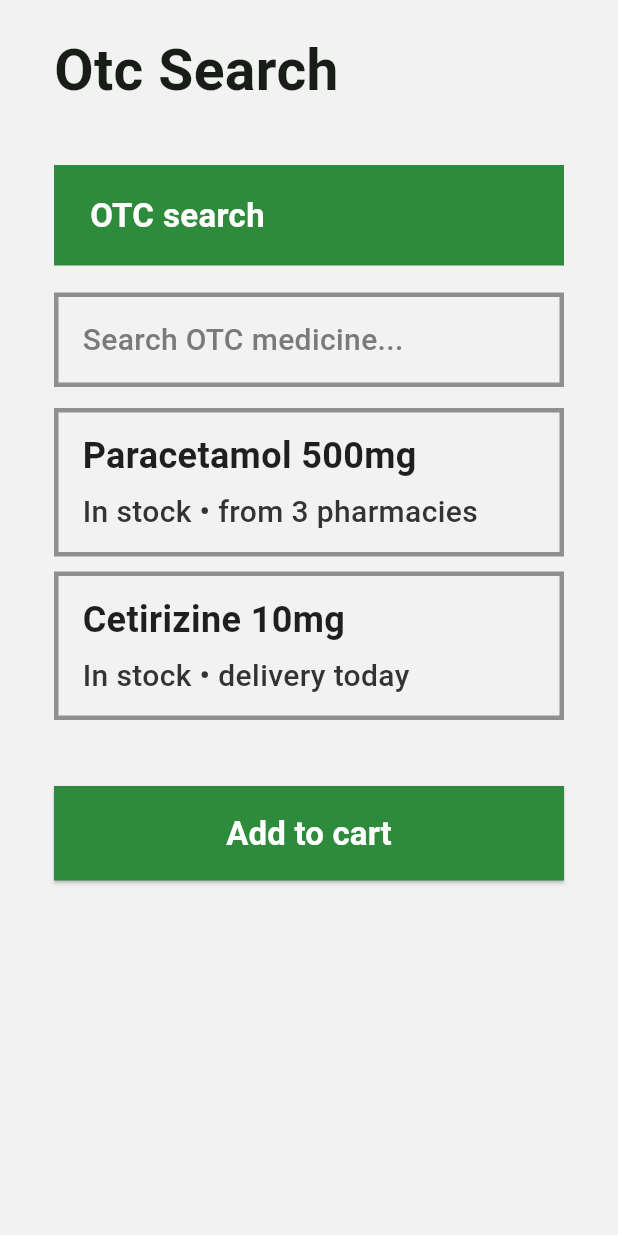
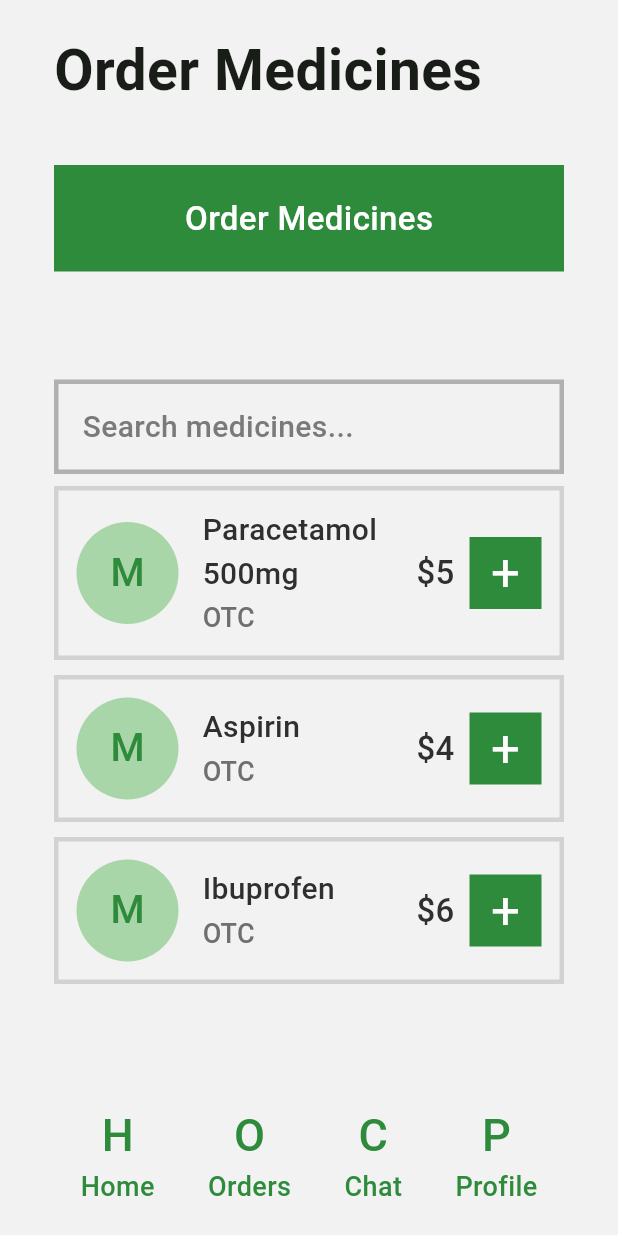
Before and after one commit to lekaareda/Pharmax, a Flutter app: the screen it shows after launch, on a phone screen of 412 x 824 dp. Run offline on Flutter 3.47's test engine with Material 3 defaults, Android fonts, the phone set to English and light mode, and no system bars.

Commit message:
Add order medicines screen UI

```diff
--- a/lib/main.dart
+++ b/lib/main.dart
@@ -19,13 +19,13 @@ class PharmaxApp extends StatelessWidget {
         scaffoldBackgroundColor: const Color(0xFFF2F2F2),
         colorScheme: ColorScheme.fromSeed(seedColor: primaryGreen),
       ),
-      home: const OtcSearchScreen(),
+      home: const OrderMedicinesScreen(),
     );
   }
 }
 
-class OtcSearchScreen extends StatelessWidget {
-  const OtcSearchScreen({super.key});
+class OrderMedicinesScreen extends StatelessWidget {
+  const OrderMedicinesScreen({super.key});
 
   @override
   Widget build(BuildContext context) {
@@ -40,7 +40,7 @@ class OtcSearchScreen extends StatelessWidget {
               const Align(
                 alignment: Alignment.centerLeft,
                 child: Text(
-                  'Otc Search',
+                  'Order Medicines',
                   style: TextStyle(fontSize: 38, fontWeight: FontWeight.w700),
                 ),
               ),
@@ -48,25 +48,27 @@ class OtcSearchScreen extends StatelessWidget {
               Container(
                 width: double.infinity,
                 color: primaryGreen,
-                padding: const EdgeInsets.symmetric(horizontal: 24, vertical: 18),
-                child: const Text(
-                  'OTC search',
+                padding: const EdgeInsets.symmetric(vertical: 20),
+                child: const Center(
+                  child: Text(
+                    'Order Medicines',
                     style: TextStyle(
                       color: Colors.white,
                       fontSize: 22,
-                    fontWeight: FontWeight.w700,
+                      fontWeight: FontWeight.w500,
                     ),
                   ),
                 ),
-              const SizedBox(height: 18),
+              ),
+              const SizedBox(height: 72),
               Container(
                 width: double.infinity,
                 decoration: BoxDecoration(
-                  border: Border.all(color: const Color(0xFF8F8F8F), width: 3),
+                  border: Border.all(color: const Color(0xFFB0B0B0), width: 3),
                 ),
                 padding: const EdgeInsets.symmetric(horizontal: 16, vertical: 14),
                 child: const Text(
-                  'Search OTC medicine...',
+                  'Search medicines...',
                   style: TextStyle(
                     color: Color(0xFF7A7A7A),
                     fontSize: 20,
@@ -74,34 +76,22 @@ class OtcSearchScreen extends StatelessWidget {
                   ),
                 ),
               ),
-              const SizedBox(height: 14),
-              const _OtcItem(
-                title: 'Paracetamol 500mg',
-                subtitle: 'In stock • from 3 pharmacies',
+              const SizedBox(height: 8),
+              const _OrderItem(name: 'Paracetamol 500mg', category: 'OTC', price: '\$5'),
+              const SizedBox(height: 10),
+              const _OrderItem(name: 'Aspirin', category: 'OTC', price: '\$4'),
+              const SizedBox(height: 10),
+              const _OrderItem(name: 'Ibuprofen', category: 'OTC', price: '\$6'),
+              const Spacer(),
+              const Row(
+                mainAxisAlignment: MainAxisAlignment.spaceAround,
+                children: [
+                  _BottomItem(iconText: 'H', label: 'Home'),
+                  _BottomItem(iconText: 'O', label: 'Orders'),
+                  _BottomItem(iconText: 'C', label: 'Chat'),
+                  _BottomItem(iconText: 'P', label: 'Profile'),
+                ],
               ),
-              const SizedBox(height: 10),
-              const _OtcItem(
-                title: 'Cetirizine 10mg',
-                subtitle: 'In stock • delivery today',
-              ),
-              const SizedBox(height: 44),
-              SizedBox(
-                width: double.infinity,
-                child: ElevatedButton(
-                  onPressed: () {},
-                  style: ElevatedButton.styleFrom(
-                    backgroundColor: primaryGreen,
-                    foregroundColor: Colors.white,
-                    shape: const RoundedRectangleBorder(),
-                    padding: const EdgeInsets.symmetric(vertical: 16),
-                  ),
-                  child: const Text(
-                    'Add to cart',
-                    style: TextStyle(fontSize: 22, fontWeight: FontWeight.w700),
-                  ),
-                ),
-              ),
-              const Spacer(),
             ],
           ),
         ),
@@ -110,38 +100,89 @@ class OtcSearchScreen extends StatelessWidget {
   }
 }
 
-class _OtcItem extends StatelessWidget {
-  const _OtcItem({required this.title, required this.subtitle});
+class _OrderItem extends StatelessWidget {
+  const _OrderItem({
+    required this.name,
+    required this.category,
+    required this.price,
+  });
 
-  final String title;
-  final String subtitle;
+  final String name;
+  final String category;
+  final String price;
 
   @override
   Widget build(BuildContext context) {
+    const primaryGreen = Color(0xFF2E8B3C);
+
     return Container(
       width: double.infinity,
       decoration: BoxDecoration(
-        border: Border.all(color: const Color(0xFF8F8F8F), width: 3),
+        border: Border.all(color: const Color(0xFFD2D2D2), width: 3),
       ),
-      padding: const EdgeInsets.symmetric(horizontal: 16, vertical: 12),
+      padding: const EdgeInsets.symmetric(horizontal: 12, vertical: 12),
+      child: Row(
+        children: [
+          const CircleAvatar(
+            radius: 34,
+            backgroundColor: Color(0xFFA9D6A9),
+            child: Text(
+              'M',
+              style: TextStyle(
+                color: primaryGreen,
+                fontSize: 26,
+                fontWeight: FontWeight.w500,
+              ),
+            ),
+          ),
+          const SizedBox(width: 16),
+          Expanded(
             child: Column(
               crossAxisAlignment: CrossAxisAlignment.start,
               children: [
                 Text(
-            title,
+                  name,
                   style: const TextStyle(
-              color: Color(0xFF1F1F1F),
-              fontSize: 24,
-              fontWeight: FontWeight.w700,
+                    color: Color(0xFF2F2F2F),
+                    fontSize: 20,
+                    fontWeight: FontWeight.w500,
                   ),
                 ),
-          const SizedBox(height: 6),
+                const SizedBox(height: 2),
                 Text(
-            subtitle,
+                  category,
                   style: const TextStyle(
-              color: Color(0xFF333333),
-              fontSize: 20,
+                    color: Color(0xFF6F6F6F),
+                    fontSize: 18,
                     fontWeight: FontWeight.w500,
+                  ),
+                ),
+              ],
+            ),
+          ),
+          const SizedBox(width: 8),
+          Text(
+            price,
+            style: const TextStyle(
+              color: Color(0xFF2F2F2F),
+              fontSize: 22,
+              fontWeight: FontWeight.w500,
+            ),
+          ),
+          const SizedBox(width: 10),
+          Container(
+            width: 48,
+            height: 48,
+            color: primaryGreen,
+            child: const Center(
+              child: Text(
+                '+',
+                style: TextStyle(
+                  color: Colors.white,
+                  fontSize: 34,
+                  fontWeight: FontWeight.w400,
+                ),
+              ),
             ),
           ),
         ],
@@ -149,3 +190,37 @@ class _OtcItem extends StatelessWidget {
     );
   }
 }
+
+class _BottomItem extends StatelessWidget {
+  const _BottomItem({required this.iconText, required this.label});
+
+  final String iconText;
+  final String label;
+
+  @override
+  Widget build(BuildContext context) {
+    const primaryGreen = Color(0xFF2E8B3C);
+
+    return Column(
+      mainAxisSize: MainAxisSize.min,
+      children: [
+        Text(
+          iconText,
+          style: const TextStyle(
+            color: primaryGreen,
+            fontSize: 30,
+            fontWeight: FontWeight.w500,
+          ),
+        ),
+        Text(
+          label,
+          style: const TextStyle(
+            color: primaryGreen,
+            fontSize: 18,
+            fontWeight: FontWeight.w500,
+          ),
+        ),
+      ],
+    );
+  }
+}
```
Also changed, not shown: 1 other file. Lines whose indentation alone changed are shown as unchanged.
